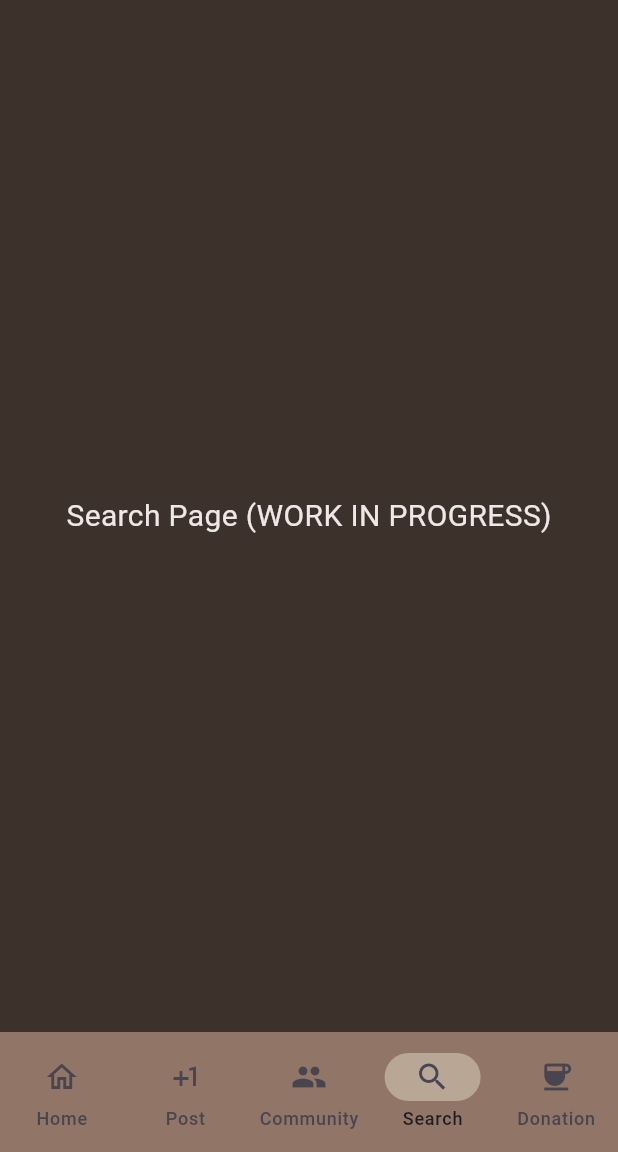
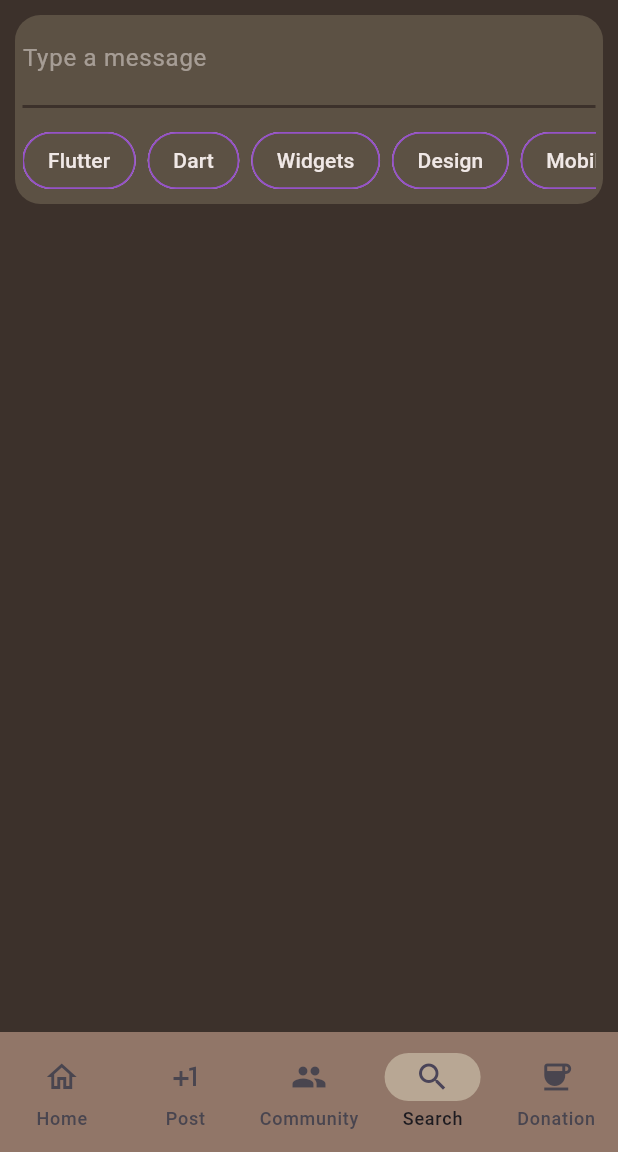
Before and after one commit to M-ismail83/Orcanet, a Flutter app: the screen it shows after launch, item 4 of the bottom bar chosen, on a phone screen of 412 x 824 dp, the part 84-1236 px from its top. Run offline on Flutter 3.47's test engine with Material 3 defaults, Android fonts, the phone set to English and light mode, and no system bars; our stand-ins replace cloud_firestore, firebase_auth, firebase_core, firebase_messaging, shared_preferences, stroke_text; accounts and stored records are empty.

Commit message:
Search page added.

```diff
--- a/lib/main.dart
+++ b/lib/main.dart
@@ -8,6 +8,7 @@ import 'package:orcanet/feedPage.dart';
 import 'package:orcanet/loginPage.dart';
 import 'package:orcanet/makePostPage.dart';
 import 'package:orcanet/message.dart';
+import 'package:orcanet/searchPage.dart';
 import 'package:orcanet/utilityClass.dart';
 
 final ValueNotifier<bool> isDarkModeNotifier = ValueNotifier<bool>(true);
@@ -140,9 +141,7 @@ Widget build(BuildContext context) {
           feedPage(currentColors: currentColors),
           makePostPage(currentColors: currentColors),
           chatPage(currentColors: currentColors),
-          Center(
-            child: Text('Search Page (WORK IN PROGRESS)', style: TextStyle(fontSize: 20, color: currentColors['text']),),
-          ),
+          searchPage(currentColors: currentColors),
           Center(
             child: Text('Donation Page (WORK IN PROGRESS)', style: TextStyle(fontSize: 20, color: currentColors['text'])),
           ),
--- a/lib/message.dart
+++ b/lib/message.dart
@@ -6,9 +6,10 @@ import 'package:flutter/material.dart';
 import 'package:shared_preferences/shared_preferences.dart';
 
 class ChatScreen extends StatefulWidget {
+  const ChatScreen({super.key, required this.kisiAdi, required this.currentColors});
+
   final String kisiAdi;
-
-  const ChatScreen({super.key, required this.kisiAdi});
+  final Map<String, Color> currentColors;
 
   @override
   _ChatScreenState createState() => _ChatScreenState();
@@ -88,8 +89,8 @@ class _ChatScreenState extends State<ChatScreen> {
                       padding: const EdgeInsets.all(15.0),
                       decoration: BoxDecoration(
                         color: message['sender'] == 'Me'
-                            ? const Color.fromRGBO(214, 195, 174, 1)
-                            : const Color.fromRGBO(92, 81, 68, 1),
+                            ? widget.currentColors['msgBubbleSender']
+                            : widget.currentColors['msgBubbleReciever'],
                         borderRadius: BorderRadius.circular(30.0),
                       ),
                       child: Text(
@@ -113,9 +114,9 @@ class _ChatScreenState extends State<ChatScreen> {
                   child: TextField(
                     controller: _controller,
                     style: TextStyle(
-                      color: Color.fromRGBO(235, 222, 214, 1),
+                      color: widget.currentColors['text']
                     ),
-                    cursorColor: Color.fromRGBO(235, 222, 214, 0.50),
+                    cursorColor: widget.currentColors['hintText'],
                     decoration: InputDecoration(
                       focusedBorder: OutlineInputBorder(
                         borderSide: BorderSide(
@@ -125,10 +126,10 @@ class _ChatScreenState extends State<ChatScreen> {
                       ),
 
                       filled: true,
-                      fillColor: Color.fromRGBO(92, 81, 68, 1),
+                      fillColor: widget.currentColors['container'],
                       hintText: 'Type a message',
                       hintStyle: TextStyle(
-                        color: Color.fromRGBO(235, 222, 214, 0.65),
+                        color: widget.currentColors['hintText'],
 
                       ),
 
--- /dev/null
+++ b/lib/searchPage.dart
@@ -0,0 +1,126 @@
+import 'package:flutter/material.dart';
+
+class searchPage extends StatefulWidget {
+  const searchPage({super.key, required this.currentColors});
+
+  final Map<String, Color> currentColors;
+
+  @override State<StatefulWidget> createState() => _searchPageState(); //what is this ughhhhhhhhhhh im so tireddd
+}
+
+class _searchPageState extends State<searchPage> {
+  //Widget
+  final List<String> _allTags = [
+    'Flutter',
+    'Dart',
+    'Widgets',
+    'Design',
+    'Mobile',
+    'Backend',
+  ];
+
+  Set<String> _selectedTags = {};
+
+  bool _isSelected(String tag) {
+    return _selectedTags.contains(tag);
+  }
+
+  @override
+  Widget build(BuildContext context) {
+
+
+    return Scaffold(
+      backgroundColor: widget.currentColors['bg'],
+      body: Column(
+        crossAxisAlignment: CrossAxisAlignment.start,
+        mainAxisAlignment: MainAxisAlignment.start,
+        children: [
+          Padding(
+              padding: const EdgeInsets.all(10.0), // This is the "padding on the outside"
+              child: Column(
+                children: [
+                  Container(
+                      decoration: BoxDecoration(
+                        color: widget.currentColors['container'],
+                        borderRadius: BorderRadius.circular(17.0)
+                      ),
+
+                      padding: const EdgeInsets.all(5.0),
+                      width: double.infinity,
+                      child: Column(
+                        crossAxisAlignment: CrossAxisAlignment.start,
+                        mainAxisAlignment: MainAxisAlignment.spaceBetween,
+                          children: [
+                            TextField(
+                              cursorColor: widget.currentColors['hintText'],
+                              style: TextStyle(
+                                color: widget.currentColors['text'],
+                              ),
+
+                            decoration: InputDecoration(
+                              border: InputBorder.none,
+                              focusedBorder: InputBorder.none,
+                              disabledBorder: InputBorder.none,
+                              enabledBorder: InputBorder.none,
+
+                              hintText: 'Type a message',
+                              hintStyle: TextStyle(
+                                color: widget.currentColors['hintText']
+                              ),
+                            ),
+                          ),
+
+                            Divider(
+                              thickness: 2.0,
+                              color: widget.currentColors["bg"],
+                            ),
+
+                            SizedBox(height: 4),
+                            SingleChildScrollView(
+                              scrollDirection: Axis.horizontal,
+                              child: Wrap(
+                                spacing: 8.0,
+                                children: _allTags.map((tag){
+                                  final isSelected = _isSelected(tag);
+
+                                  return FilterChip(
+                                      showCheckmark: false,
+                                      label: Text(tag),
+                                      selected: isSelected,
+                                      selectedColor: widget.currentColors['acc1'],
+                                      backgroundColor: widget.currentColors['container'],
+                                      shape: StadiumBorder(
+                                        side: BorderSide(
+                                          color: widget.currentColors['acc1']!,
+                                          width: 1.0,
+                                        ),
+                                      ),
+                                      labelStyle: TextStyle(
+                                        color: widget.currentColors['text']!,
+                                        fontWeight: FontWeight.w500,
+                                      ),
+                                      onSelected: (bool selected) {
+                                        setState(() {
+                                          if (selected) {
+                                            _selectedTags.add(tag);
+                                          }
+                                          else {
+                                            _selectedTags.remove(tag);
+                                          }
+                                        });
+                                      },
+                                      );
+                                }).toList()
+                              ),
+                            ),
+                          ]
+                      )
+                  ),
+                  SizedBox(height: 10),
+                ]
+              )
+          )
+        ],
+      )
+    );
+  }}
--- a/lib/utilityClass.dart
+++ b/lib/utilityClass.dart
@@ -10,8 +10,9 @@ class Utilityclass {
   'text':      Color.fromRGBO(0, 0, 0, 1.0),
   'hintText':  Color.fromRGBO(0, 0, 0, 0.5),
   'acc1':      Color.fromRGBO(187, 124, 250, 1.0),
-  'acc2':      Color.fromRGBO(116, 212, 111, 1.0)
-
+  'acc2':      Color.fromRGBO(116, 212, 111, 1.0),
+  'msgBubbleSender': Color.fromRGBO(92, 81, 68, 1.0),
+  'msgBubbleReciever': Color.fromRGBO(214, 195, 174, 1.0)
   };
 
   static Map<String, Color> darkModeColor = {
@@ -23,6 +24,8 @@ class Utilityclass {
   'text':      Color.fromRGBO(240, 232, 230, 1.0),
   'hintText':  Color.fromRGBO(240, 232, 230, 0.5),
   'acc1':      Color.fromRGBO(149, 82, 199, 1),
-  'acc2':      Color.fromRGBO(17, 123, 77, 1.0)
+  'acc2':      Color.fromRGBO(17, 123, 77, 1.0),
+  'msgBubbleSender': Color.fromRGBO(214, 195, 174, 1.0),
+  'msgBubbleReciever': Color.fromRGBO(92, 81, 68, 1.0)
   };
 }
```
